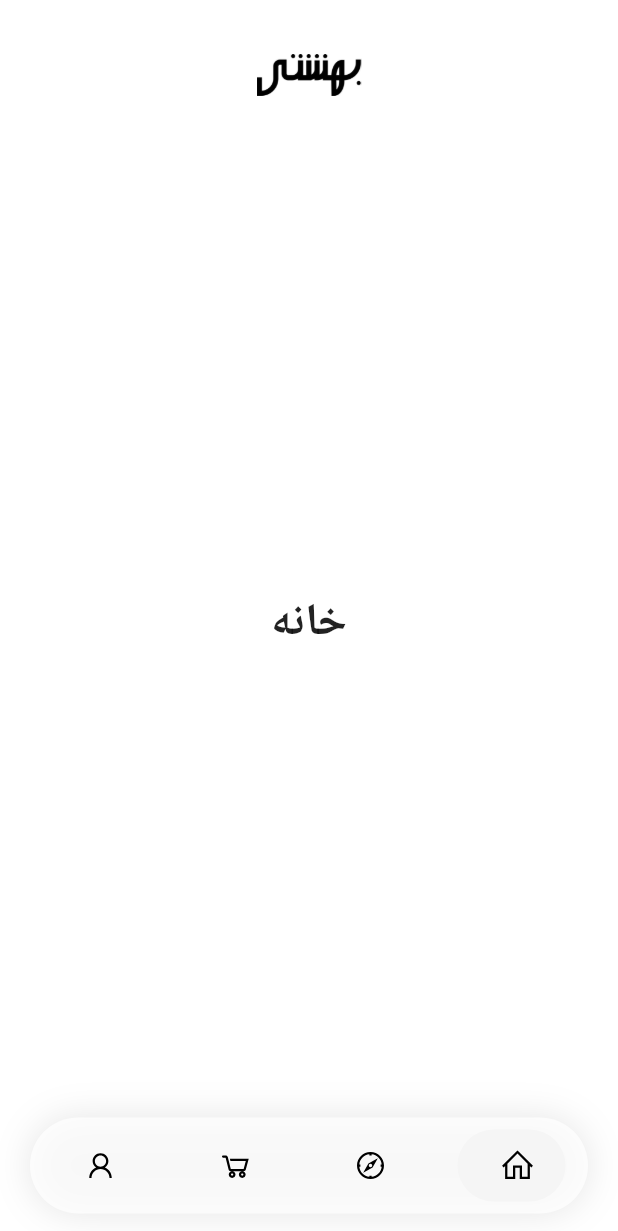
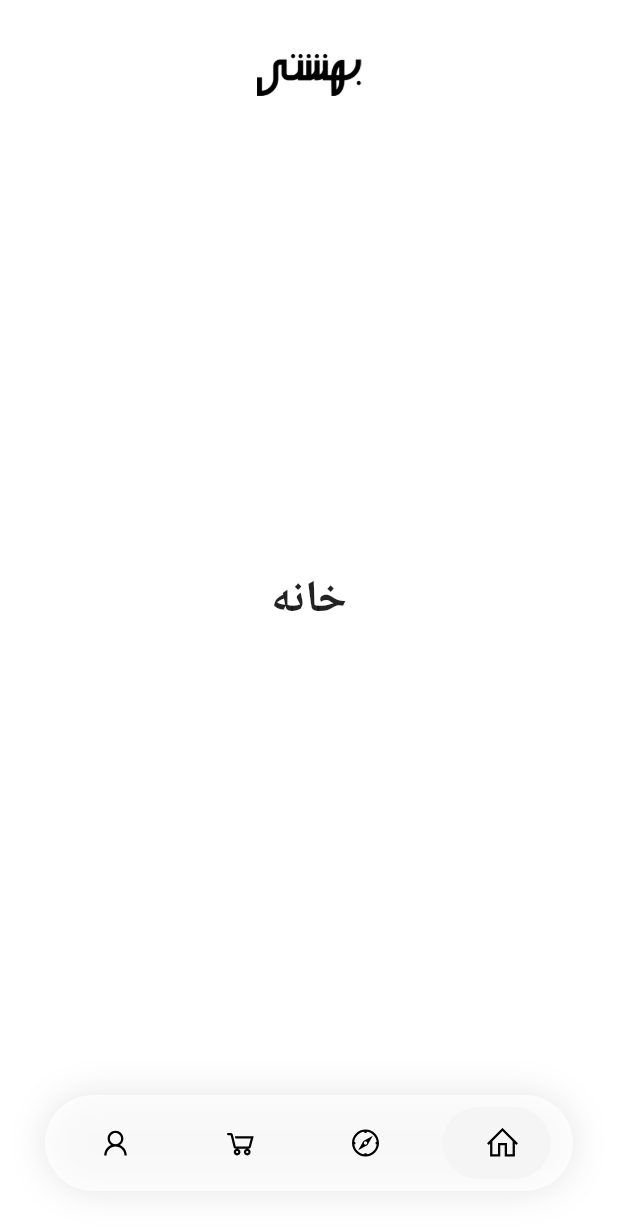
Before and after one commit to mfrashidi/beheshti-store-flutter, a Flutter app: the screen it shows after launch, on a phone screen of 412 x 824 dp. Shown: the top 1231 px of the screen. Run offline on Flutter 3.47's test engine with Material 2 defaults, Android fonts, the phone set to English and light mode, and no system bars; drawn by our look-alikes of google_nav_bar; our stand-ins replace line_icons.

Commit message:
Update Navigation Bar

```diff
--- a/lib/main.dart
+++ b/lib/main.dart
@@ -56,7 +56,7 @@ class _HomeState extends State<Home> {
         child: _widgetOptions.elementAt(_selectedIndex),
       ),
       bottomNavigationBar: Container(
-        margin: EdgeInsets.symmetric(horizontal: 20, vertical: 15),
+        margin: EdgeInsets.symmetric(horizontal: 30, vertical: 30),
         decoration: BoxDecoration(
           color: Colors.white.withOpacity(0.75),
           borderRadius: BorderRadius.all(Radius.circular(100)),
```
